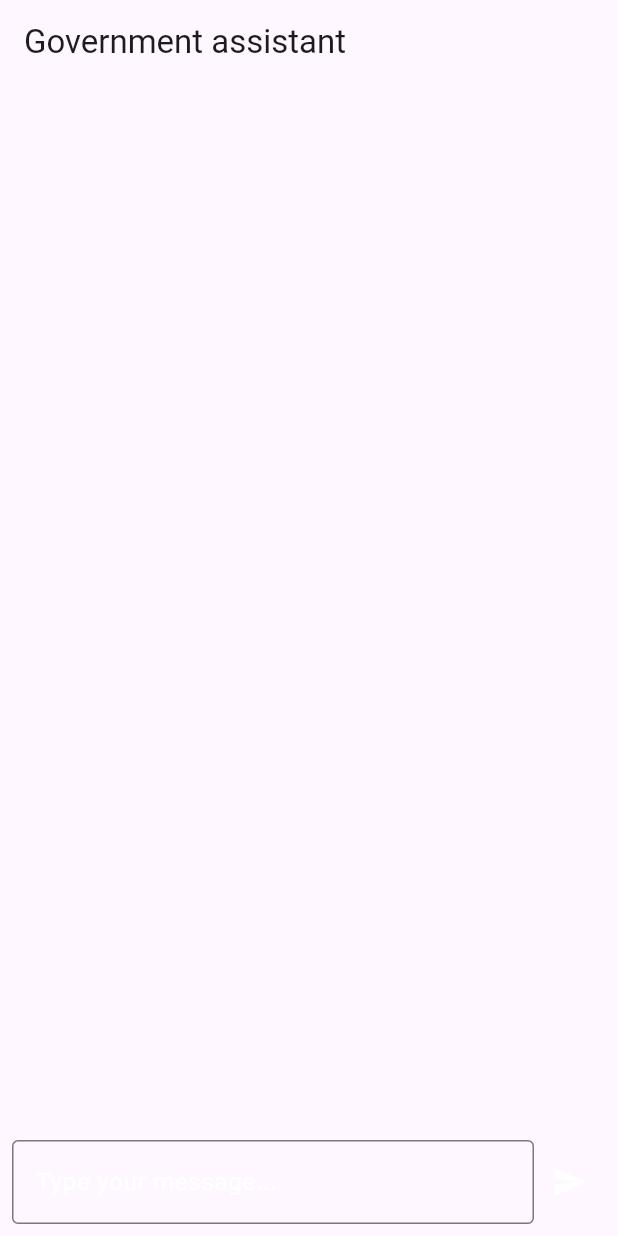
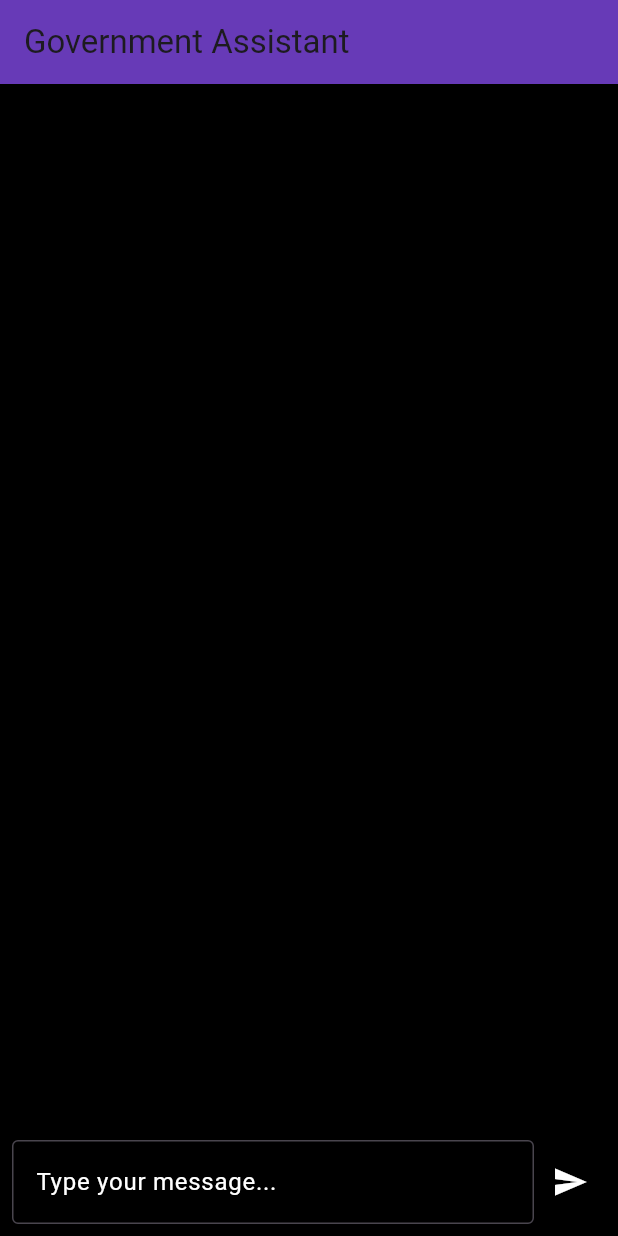
Before and after one commit to tampankah/GovLinker, a Flutter app: the screen it shows after launch, after a tap on the "send" icon, on a phone screen of 412 x 824 dp. Run offline on Flutter 3.47's test engine with Material 3 defaults, Android fonts, the phone set to English and light mode, and no system bars.

Commit message:
created frontend

```diff
--- a/app/government_assisntant/lib/main.dart
+++ b/app/government_assisntant/lib/main.dart
@@ -17,6 +17,13 @@ class MyApp extends StatelessWidget {
       child: MaterialApp(
         title: 'Government Assistant',
         theme: ThemeData(
+          scaffoldBackgroundColor: Colors.black, // Black background for the whole app
+          appBarTheme: const AppBarTheme(
+            backgroundColor: Colors.deepPurple, // Purple app bar color
+          ),
+          textTheme: const TextTheme(
+            bodyLarge: TextStyle(color: Colors.white), // White text color for the body
+          ),
           colorScheme: ColorScheme.fromSeed(seedColor: Colors.deepPurple),
           useMaterial3: true,
         ),
--- a/app/government_assisntant/lib/pages/chat_page.dart
+++ b/app/government_assisntant/lib/pages/chat_page.dart
@@ -9,7 +9,8 @@ class ChatPage extends StatelessWidget {
   Widget build(BuildContext context) {
     return Scaffold(
       appBar: AppBar(
-        title: const Text('Government assistant'),
+        title: const Text('Government Assistant'),
+        backgroundColor: Colors.deepPurple, // Purple color for app bar
       ),
       body: const ChatBody(),
     );
@@ -26,27 +27,27 @@ class ChatBody extends StatefulWidget {
 class _ChatBodyState extends State<ChatBody> {
   final TextEditingController _controller = TextEditingController();
 
-  // Funkcja do wysyłania zapytania do API
+  // Function to send the message
   void _sendMessage() async {
     if (_controller.text.trim().isEmpty) return;
 
-    final apiProvider = Provider.of<ApiProvider>(context, listen: false);  // Uzyskujemy dostęp do ApiProvider
-    await apiProvider.generateResponse(_controller.text);  // Wysyłamy zapytanie do API
+    final apiProvider = Provider.of<ApiProvider>(context, listen: false);  // Accessing ApiProvider
+    await apiProvider.generateResponse(_controller.text);  // Sending request to API
 
     _controller.clear();
   }
 
   @override
   Widget build(BuildContext context) {
-    final apiProvider = Provider.of<ApiProvider>(context);  // Uzyskujemy dostęp do ApiProvider
+    final apiProvider = Provider.of<ApiProvider>(context);  // Accessing ApiProvider
 
     return Column(
       children: [
         Expanded(
           child: ListView.builder(
-            itemCount: apiProvider.answers.length,  // Pobieramy odpowiedzi z ApiProvider
+            itemCount: apiProvider.answers.length,  // Fetching answers from ApiProvider
             itemBuilder: (context, index) {
-              final message = apiProvider.answers[index];  // Odpowiedź z API
+              final message = apiProvider.answers[index];  // API response
               final isUserMessage = index.isEven;
               return Align(
                 alignment: isUserMessage
@@ -58,11 +59,12 @@ class _ChatBodyState extends State<ChatBody> {
                     decoration: BoxDecoration(
                       color: isUserMessage ? Colors.blue : Colors.grey[700],
                       borderRadius: BorderRadius.circular(12),
+                      border: Border.all(color: Colors.deepPurple, width: 2), // Purple border
                     ),
                     padding: const EdgeInsets.symmetric(horizontal: 16, vertical: 8),
                     child: Text(
                       message,
-                      style: const TextStyle(color: Colors.white),
+                      style: const TextStyle(color: Colors.white), // White text color
                     ),
                   ),
                 ),
@@ -77,11 +79,13 @@ class _ChatBodyState extends State<ChatBody> {
               Expanded(
                 child: TextField(
                   controller: _controller,
-                  style: const TextStyle(color: Colors.white),
+                  style: const TextStyle(color: Colors.white), // White text color for input
                   decoration: const InputDecoration(
                     hintText: 'Type your message...',
-                    hintStyle: TextStyle(color: Colors.white),
+                    hintStyle: TextStyle(color: Colors.white), // White hint text
                     border: OutlineInputBorder(),
+                    filled: true,
+                    fillColor: Colors.black, // Black background for input field
                   ),
                 ),
               ),
--- a/app/government_assisntant/lib/providers/api_provider.dart
+++ b/app/government_assisntant/lib/providers/api_provider.dart
@@ -15,7 +15,7 @@ class ApiProvider with ChangeNotifier {
 
   // Metoda wysyłająca zapytanie do API
   Future<void> generateResponse(String question) async {
-    var url = Uri.parse('http://your-api-url.com/generate-response');  // Zmień na odpowiedni URL API
+    var url = Uri.parse('http://localhost:8000/generate-response');  // Zmień na odpowiedni URL API
     var response = await http.post(
       url,
       headers: {'Content-Type': 'application/json'},
@@ -33,7 +33,7 @@ class ApiProvider with ChangeNotifier {
 
   // Metoda do walidacji dokumentu
   Future<void> validateDocument(List<int> fileBytes) async {
-    var url = Uri.parse('http://your-api-url.com/validate-document');  // Zmień na odpowiedni URL API
+    var url = Uri.parse('http://localhost:8000/validate-document');  // Zmień na odpowiedni URL API
     var request = http.MultipartRequest('POST', url)
       ..files.add(http.MultipartFile.fromBytes('file', fileBytes, filename: 'document.pdf'));
 
```
